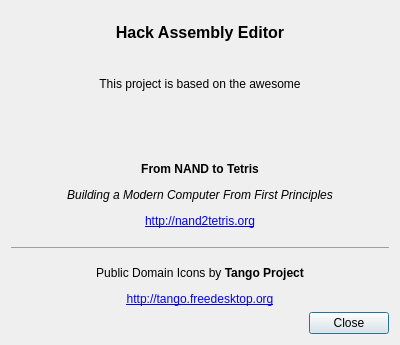
setanta/hackassemblereditor, file ui/aboutdialog.ui: the form before one commit.
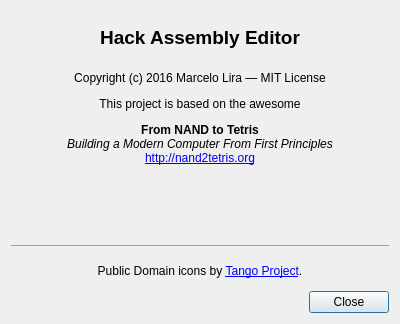
The form after the commit. Icons and pictures are not drawn.

Commit message: Improve About Dialog text and formatting.

Diff of the .ui file:
```diff
--- a/ui/aboutdialog.ui
+++ b/ui/aboutdialog.ui
@@ -10,7 +10,7 @@
     <x>0</x>
     <y>0</y>
     <width>400</width>
-    <height>345</height>
+    <height>324</height>
    </rect>
   </property>
   <property name="windowTitle">
@@ -20,14 +20,14 @@
    <item>
     <widget class="QLabel" name="label_2">
      <property name="text">
-      <string>&lt;html&gt;&lt;head/&gt;&lt;body&gt;&lt;p align=&quot;center&quot;&gt;&lt;span style=&quot; font-size:12pt; font-weight:600;&quot;&gt;Hack Assembly Editor&lt;/span&gt;&lt;/p&gt;&lt;/body&gt;&lt;/html&gt;</string>
+      <string>&lt;html&gt;&lt;head/&gt;&lt;body&gt;&lt;p align=&quot;center&quot;&gt;&lt;span style=&quot; font-size:14pt; font-weight:600;&quot;&gt;Hack Assembly Editor&lt;/span&gt;&lt;/p&gt;&lt;/body&gt;&lt;/html&gt;</string>
      </property>
     </widget>
    </item>
    <item>
     <widget class="QLabel" name="label_4">
      <property name="text">
-      <string>This project is based on the awesome</string>
+      <string>&lt;html&gt;&lt;head/&gt;&lt;body&gt;&lt;p align=&quot;center&quot;&gt;Copyright (c) 2016 Marcelo Lira — MIT License&lt;/p&gt;&lt;p align=&quot;center&quot;&gt;This project is based on the awesome&lt;/p&gt;&lt;p align=&quot;center&quot;&gt;&lt;span style=&quot; font-weight:600;&quot;&gt;From NAND to Tetris&lt;br/&gt;&lt;/span&gt;&lt;span style=&quot; font-style:italic;&quot;&gt;Building a Modern Computer From First Principles&lt;br/&gt;&lt;/span&gt;&lt;a href=&quot;http://nand2tetris.org/&quot;&gt;&lt;span style=&quot; text-decoration: underline; color:#0000ff;&quot;&gt;http://nand2tetris.org&lt;/span&gt;&lt;/a&gt;&lt;/p&gt;&lt;/body&gt;&lt;/html&gt;</string>
      </property>
      <property name="alignment">
       <set>Qt::AlignCenter</set>
@@ -50,7 +50,7 @@
    <item>
     <widget class="QLabel" name="label_3">
      <property name="text">
-      <string>&lt;html&gt;&lt;head/&gt;&lt;body&gt;&lt;p align=&quot;center&quot;&gt;&lt;span style=&quot; font-weight:600;&quot;&gt;From NAND to Tetris&lt;/span&gt;&lt;/p&gt;&lt;p align=&quot;center&quot;&gt;&lt;span style=&quot; font-style:italic;&quot;&gt;Building a Modern Computer From First Principles&lt;/span&gt;&lt;/p&gt;&lt;p align=&quot;center&quot;&gt;&lt;a href=&quot;http://nand2tetris.org/&quot;&gt;&lt;span style=&quot; text-decoration: underline; color:#0000ff;&quot;&gt;http://nand2tetris.org&lt;/span&gt;&lt;/a&gt;&lt;/p&gt;&lt;hr&gt;&lt;p align=&quot;center&quot;&gt;Public Domain Icons by &lt;span style=&quot; font-weight:600;&quot;&gt;Tango Project&lt;/span&gt;&lt;/p&gt;&lt;p align=&quot;center&quot;&gt;&lt;a href=&quot;http://tango.freedesktop.org&quot;&gt;&lt;span style=&quot; text-decoration: underline; color:#0000ff;&quot;&gt;http://tango.freedesktop.org&lt;/span&gt;&lt;/a&gt;&lt;/p&gt;&lt;/body&gt;&lt;/html&gt;</string>
+      <string>&lt;html&gt;&lt;head/&gt;&lt;body&gt;&lt;hr/&gt;&lt;p align=&quot;center&quot;&gt;Public Domain icons by &lt;a href=&quot;http://tango.freedesktop.org&quot;&gt;&lt;span style=&quot; text-decoration: underline; color:#0000ff;&quot;&gt;Tango Project&lt;/span&gt;&lt;/a&gt;.&lt;/p&gt;&lt;/body&gt;&lt;/html&gt;</string>
      </property>
     </widget>
    </item>
```
